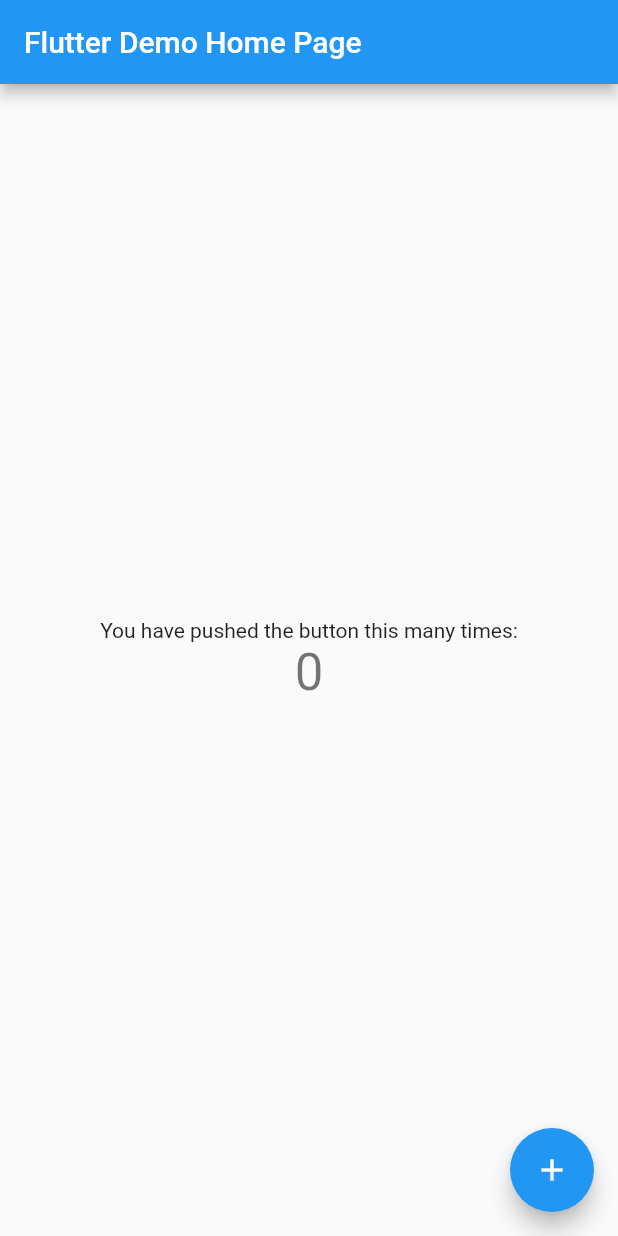
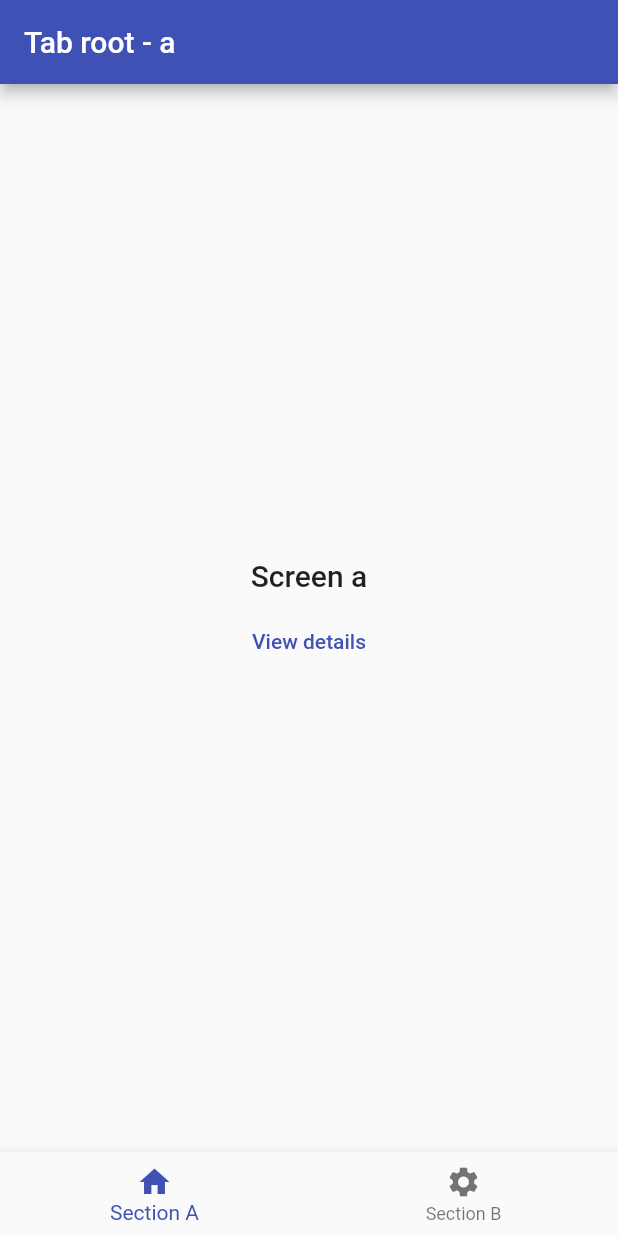
Before and after one commit to S-ecki/auto_route_nested_navigation, a Flutter app: the screen it shows after launch, on a phone screen of 412 x 824 dp. Run offline on Flutter 3.47's test engine with Material 2 defaults, Android fonts, the phone set to English and light mode, and no system bars; our stand-ins replace auto_route.

Commit message:
feat: stateful nested navigation

```diff
--- a/lib/main.dart
+++ b/lib/main.dart
@@ -1,115 +1,95 @@
+import 'package:auto_route/auto_route.dart';
+import 'package:auto_route_nested_navigation/router.gr.dart';
 import 'package:flutter/material.dart';
+
+final _appRouter = AppRouter();
 
 void main() {
   runApp(const MyApp());
 }
 
 class MyApp extends StatelessWidget {
-  const MyApp({Key? key}) : super(key: key);
+  const MyApp({super.key});
 
-  // This widget is the root of your application.
   @override
   Widget build(BuildContext context) {
-    return MaterialApp(
-      title: 'Flutter Demo',
-      theme: ThemeData(
-        // This is the theme of your application.
-        //
-        // Try running your application with "flutter run". You'll see the
-        // application has a blue toolbar. Then, without quitting the app, try
-        // changing the primarySwatch below to Colors.green and then invoke
-        // "hot reload" (press "r" in the console where you ran "flutter run",
-        // or simply save your changes to "hot reload" in a Flutter IDE).
-        // Notice that the counter didn't reset back to zero; the application
-        // is not restarted.
-        primarySwatch: Colors.blue,
+    final tabs = [
+      const ScaffoldWithNavBarTabItem(
+        initialLocation: '/a',
+        icon: Icon(Icons.home),
+        label: 'Section A',
       ),
-      home: const MyHomePage(title: 'Flutter Demo Home Page'),
+      const ScaffoldWithNavBarTabItem(
+        initialLocation: '/b',
+        icon: Icon(Icons.settings),
+        label: 'Section B',
+      ),
+    ];
+
+    return MaterialApp.router(
+      routerDelegate: AutoRouterDelegate(
+        _appRouter,
+      ),
+      routeInformationParser: _appRouter.defaultRouteParser(),
+      debugShowCheckedModeBanner: false,
+      theme: ThemeData(primarySwatch: Colors.indigo),
     );
   }
 }
 
-class MyHomePage extends StatefulWidget {
-  const MyHomePage({Key? key, required this.title}) : super(key: key);
+/// Representation of a tab item in a [ScaffoldWithNavBar]
+class ScaffoldWithNavBarTabItem extends BottomNavigationBarItem {
+  /// Constructs an [ScaffoldWithNavBarTabItem].
+  const ScaffoldWithNavBarTabItem({
+    required this.initialLocation,
+    required Widget icon,
+    String? label,
+  }) : super(icon: icon, label: label);
 
-  // This widget is the home page of your application. It is stateful, meaning
-  // that it has a State object (defined below) that contains fields that affect
-  // how it looks.
+  /// The initial location/path
+  final String initialLocation;
+}
 
-  // This class is the configuration for the state. It holds the values (in this
-  // case the title) provided by the parent (in this case the App widget) and
-  // used by the build method of the State. Fields in a Widget subclass are
-  // always marked "final".
-
-  final String title;
+class ScaffoldWithBottomNavBar extends StatefulWidget {
+  const ScaffoldWithBottomNavBar({
+    Key? key,
+    required this.child,
+    required this.tabs,
+  }) : super(key: key);
+  final Widget child;
+  final List<ScaffoldWithNavBarTabItem> tabs;
 
   @override
-  State<MyHomePage> createState() => _MyHomePageState();
+  State<ScaffoldWithBottomNavBar> createState() =>
+      _ScaffoldWithBottomNavBarState();
 }
 
-class _MyHomePageState extends State<MyHomePage> {
-  int _counter = 0;
+class _ScaffoldWithBottomNavBarState extends State<ScaffoldWithBottomNavBar> {
+  int _locationToTabIndex(String location) {
+    final index =
+        widget.tabs.indexWhere((t) => location.startsWith(t.initialLocation));
+    // if index not found (-1), return 0
+    return index < 0 ? 0 : index;
+  }
 
-  void _incrementCounter() {
-    setState(() {
-      // This call to setState tells the Flutter framework that something has
-      // changed in this State, which causes it to rerun the build method below
-      // so that the display can reflect the updated values. If we changed
-      // _counter without calling setState(), then the build method would not be
-      // called again, and so nothing would appear to happen.
-      _counter++;
-    });
+  // int get _currentIndex => _locationToTabIndex(GoRouter.of(context).location);
+
+  void _onItemTapped(BuildContext context, int tabIndex) {
+    // Only navigate if the tab index has changed
+    if (tabIndex != 0) {
+      // if (tabIndex != _currentIndex) {
+      // context.router.push(widget.tabs[tabIndex].initialLocation);
+    }
   }
 
   @override
   Widget build(BuildContext context) {
-    // This method is rerun every time setState is called, for instance as done
-    // by the _incrementCounter method above.
-    //
-    // The Flutter framework has been optimized to make rerunning build methods
-    // fast, so that you can just rebuild anything that needs updating rather
-    // than having to individually change instances of widgets.
     return Scaffold(
-      appBar: AppBar(
-        // Here we take the value from the MyHomePage object that was created by
-        // the App.build method, and use it to set our appbar title.
-        title: Text(widget.title),
+      body: widget.child,
+      bottomNavigationBar: BottomNavigationBar(
+        items: widget.tabs,
+        onTap: (index) => _onItemTapped(context, index),
       ),
-      body: Center(
-        // Center is a layout widget. It takes a single child and positions it
-        // in the middle of the parent.
-        child: Column(
-          // Column is also a layout widget. It takes a list of children and
-          // arranges them vertically. By default, it sizes itself to fit its
-          // children horizontally, and tries to be as tall as its parent.
-          //
-          // Invoke "debug painting" (press "p" in the console, choose the
-          // "Toggle Debug Paint" action from the Flutter Inspector in Android
-          // Studio, or the "Toggle Debug Paint" command in Visual Studio Code)
-          // to see the wireframe for each widget.
-          //
-          // Column has various properties to control how it sizes itself and
-          // how it positions its children. Here we use mainAxisAlignment to
-          // center the children vertically; the main axis here is the vertical
-          // axis because Columns are vertical (the cross axis would be
-          // horizontal).
-          mainAxisAlignment: MainAxisAlignment.center,
-          children: <Widget>[
-            const Text(
-              'You have pushed the button this many times:',
-            ),
-            Text(
-              '$_counter',
-              style: Theme.of(context).textTheme.headline4,
-            ),
-          ],
-        ),
-      ),
-      floatingActionButton: FloatingActionButton(
-        onPressed: _incrementCounter,
-        tooltip: 'Increment',
-        child: const Icon(Icons.add),
-      ), // This trailing comma makes auto-formatting nicer for build methods.
     );
   }
 }
--- /dev/null
+++ b/lib/screens.dart
@@ -0,0 +1,128 @@
+import 'package:auto_route/auto_route.dart';
+import 'package:flutter/material.dart';
+
+class RootScreenA extends StatelessWidget {
+  const RootScreenA({super.key});
+
+  @override
+  Widget build(BuildContext context) {
+    return const RootScreen(label: 'a', detailsPath: 'details');
+  }
+}
+
+class RootScreenB extends StatelessWidget {
+  const RootScreenB({super.key});
+
+  @override
+  Widget build(BuildContext context) {
+    return const RootScreen(label: 'b', detailsPath: 'details');
+  }
+}
+
+class DetailsScreenA extends StatelessWidget {
+  const DetailsScreenA({super.key});
+
+  @override
+  Widget build(BuildContext context) {
+    return const DetailsScreen(label: 'a');
+  }
+}
+
+class DetailsScreenB extends StatelessWidget {
+  const DetailsScreenB({super.key});
+
+  @override
+  Widget build(BuildContext context) {
+    return const DetailsScreen(label: 'b');
+  }
+}
+
+/// Widget for the root/initial pages in the bottom navigation bar.
+class RootScreen extends StatelessWidget {
+  /// Creates a RootScreen
+  const RootScreen({
+    required this.label,
+    required this.detailsPath,
+    Key? key,
+  }) : super(key: key);
+
+  /// The label
+  final String label;
+
+  /// The path to the detail page
+  final String detailsPath;
+
+  @override
+  Widget build(BuildContext context) {
+    return Scaffold(
+      appBar: AppBar(
+        title: Text('Tab root - $label'),
+      ),
+      body: Center(
+        child: Column(
+          mainAxisSize: MainAxisSize.min,
+          children: <Widget>[
+            Text(
+              'Screen $label',
+              style: Theme.of(context).textTheme.titleLarge,
+            ),
+            const Padding(padding: EdgeInsets.all(4)),
+            TextButton(
+              onPressed: () => context.router.pushNamed(detailsPath),
+              child: const Text('View details'),
+            ),
+          ],
+        ),
+      ),
+    );
+  }
+}
+
+/// The details screen for either the A or B screen.
+class DetailsScreen extends StatefulWidget {
+  /// Constructs a [DetailsScreen].
+  const DetailsScreen({
+    required this.label,
+    Key? key,
+  }) : super(key: key);
+
+  /// The label to display in the center of the screen.
+  final String label;
+
+  @override
+  State<StatefulWidget> createState() => DetailsScreenState();
+}
+
+/// The state for DetailsScreen
+class DetailsScreenState extends State<DetailsScreen> {
+  int _counter = 0;
+
+  @override
+  Widget build(BuildContext context) {
+    return Scaffold(
+      appBar: AppBar(
+        title: Text('Details Screen - ${widget.label}'),
+      ),
+      body: Center(
+        child: Column(
+          mainAxisSize: MainAxisSize.min,
+          children: <Widget>[
+            Text(
+              'Details for ${widget.label} - Counter: $_counter',
+              style: Theme.of(context).textTheme.titleLarge,
+            ),
+            const Padding(padding: EdgeInsets.all(4)),
+            TextButton(
+              onPressed: () {
+                setState(() {
+                  _counter++;
+                });
+              },
+              child: const Text('Increment counter'),
+            ),
+          ],
+        ),
+      ),
+    );
+  }
+}
--- /dev/null
+++ b/lib/tab_scaffold_page.dart
@@ -0,0 +1,35 @@
+import 'package:auto_route/auto_route.dart';
+import 'package:auto_route_nested_navigation/router.gr.dart';
+import 'package:flutter/material.dart';
+
+class TabScaffoldPage extends StatelessWidget {
+  const TabScaffoldPage({
+    Key? key,
+  }) : super(key: key);
+
+  @override
+  Widget build(BuildContext context) {
+    return AutoTabsScaffold(
+      routes: const [
+        ARouter(),
+        BRouter(),
+      ],
+      bottomNavigationBuilder: (context, tabsRouter) {
+        return BottomNavigationBar(
+          currentIndex: tabsRouter.activeIndex,
+          onTap: tabsRouter.setActiveIndex,
+          items: const [
+            BottomNavigationBarItem(
+              icon: Icon(Icons.home),
+              label: 'Section A',
+            ),
+            BottomNavigationBarItem(
+              icon: Icon(Icons.settings),
+              label: 'Section B',
+            ),
+          ],
+        );
+      },
+    );
+  }
+}
```
Also changed, not shown: lib/router.dart (added, +93 -0 lines), lib/router.gr.dart (added).
